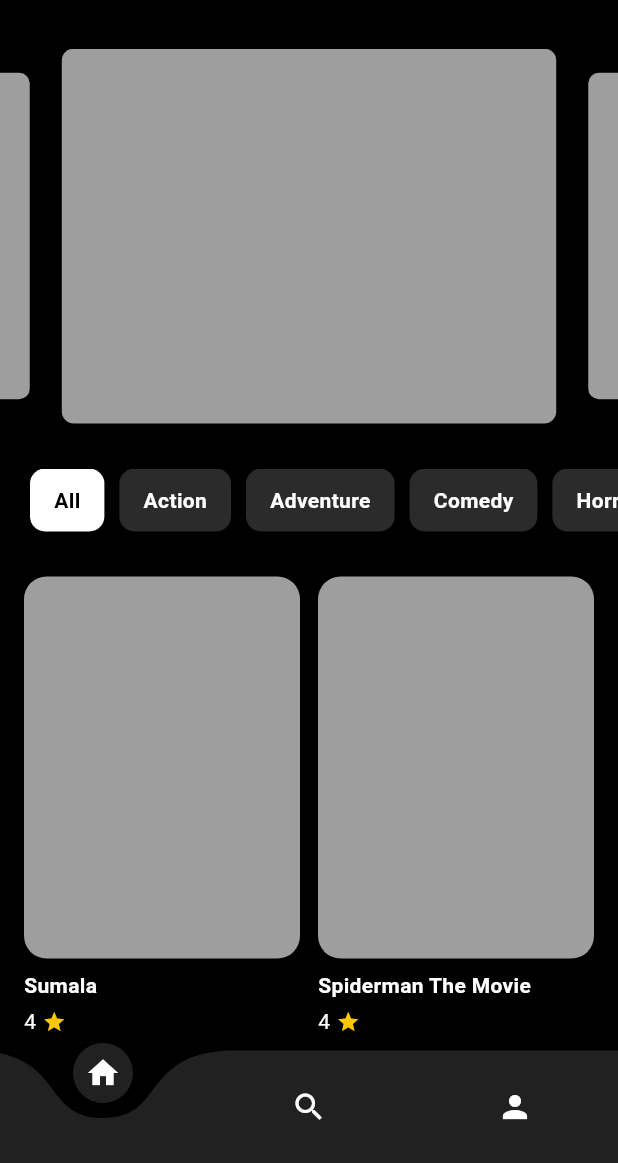
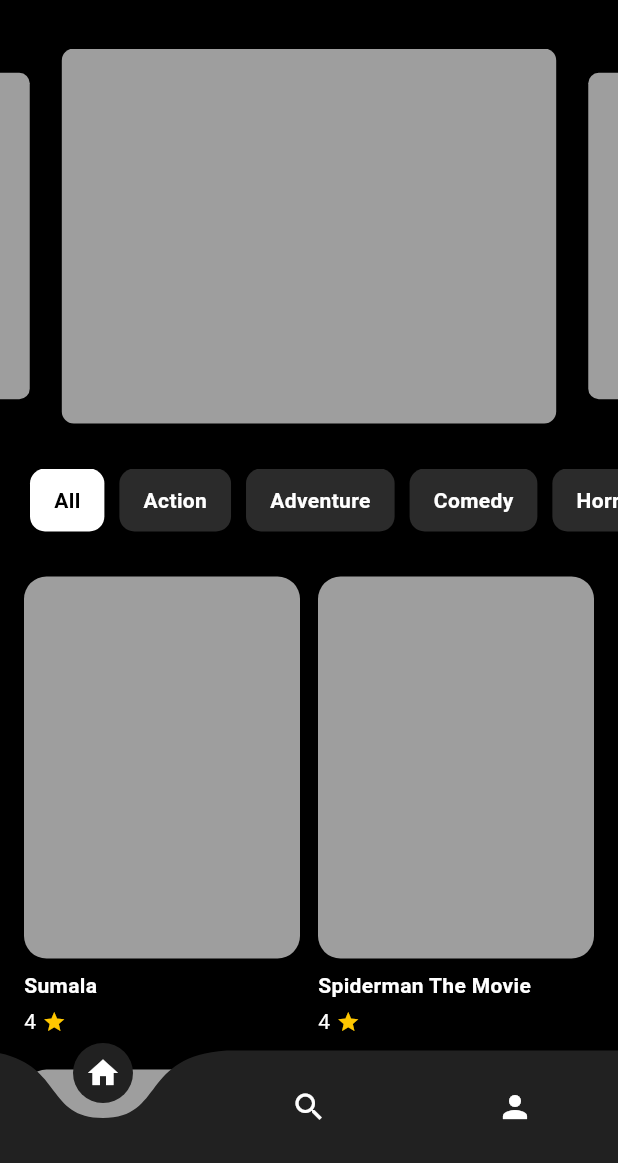
Before and after one commit to Wahabi86/Project_MultiPlatform, a Flutter app: the BottomNav screen opened by its route, on a phone screen of 412 x 824 dp, the part 73-1236 px from its top. Run offline on Flutter 3.47's test engine with Material 3 defaults, Android fonts, the phone set to English and light mode, and no system bars; drawn by our look-alikes of carousel_slider, curved_navigation_bar; our stand-ins replace dio.

Commit message:
update bottom nav and spacing

```diff
--- a/lib/ui/home_page.dart
+++ b/lib/ui/home_page.dart
@@ -110,7 +110,7 @@
                 gridDelegate: SliverGridDelegateWithFixedCrossAxisCount(
                   crossAxisCount: 2,
                   crossAxisSpacing: 12,
-                  mainAxisSpacing: 16,
+                  mainAxisSpacing: 22,
                   childAspectRatio: 0.6,
                 ),
                 itemBuilder: (context, index) {
--- a/lib/widgets/bottom_nav.dart
+++ b/lib/widgets/bottom_nav.dart
@@ -23,11 +23,12 @@
   @override
   Widget build(BuildContext context) {
     return Scaffold(
+      extendBody: true,
       backgroundColor: Colors.black,
       body: _pages[_selectedIndex],
       bottomNavigationBar: CurvedNavigationBar(
         index: _selectedIndex,
-        backgroundColor: Colors.black,
+        backgroundColor: Colors.transparent,
         color: Colors.grey[900]!,
         animationDuration: Duration(milliseconds: 300),
         items: const [
```
